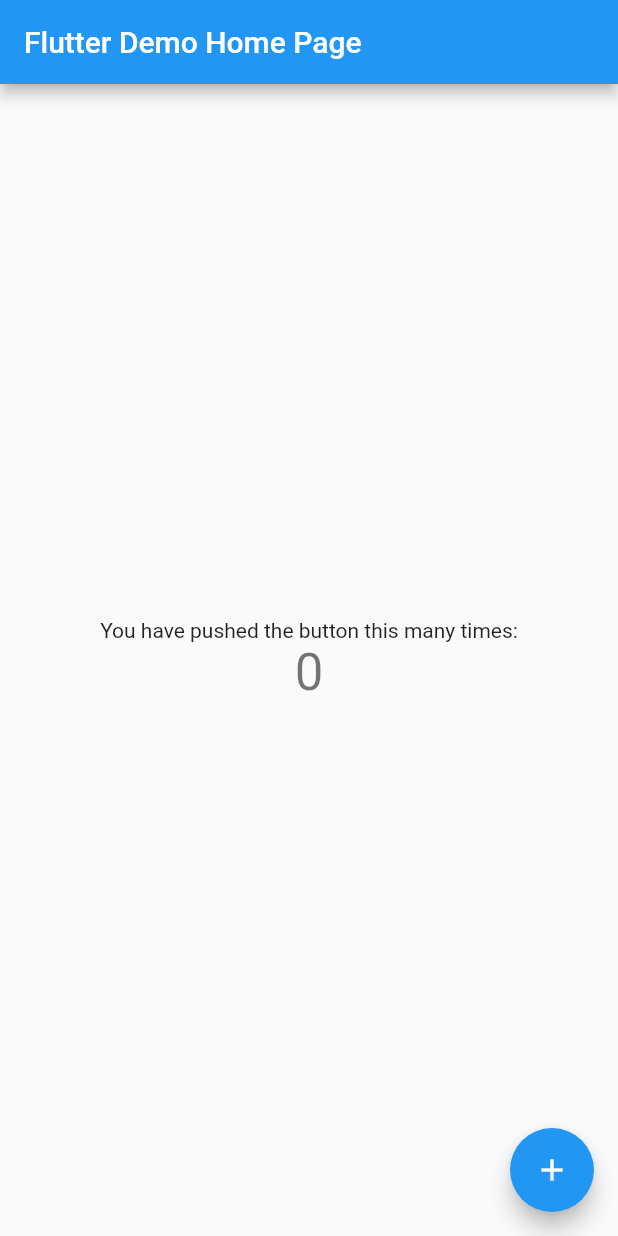
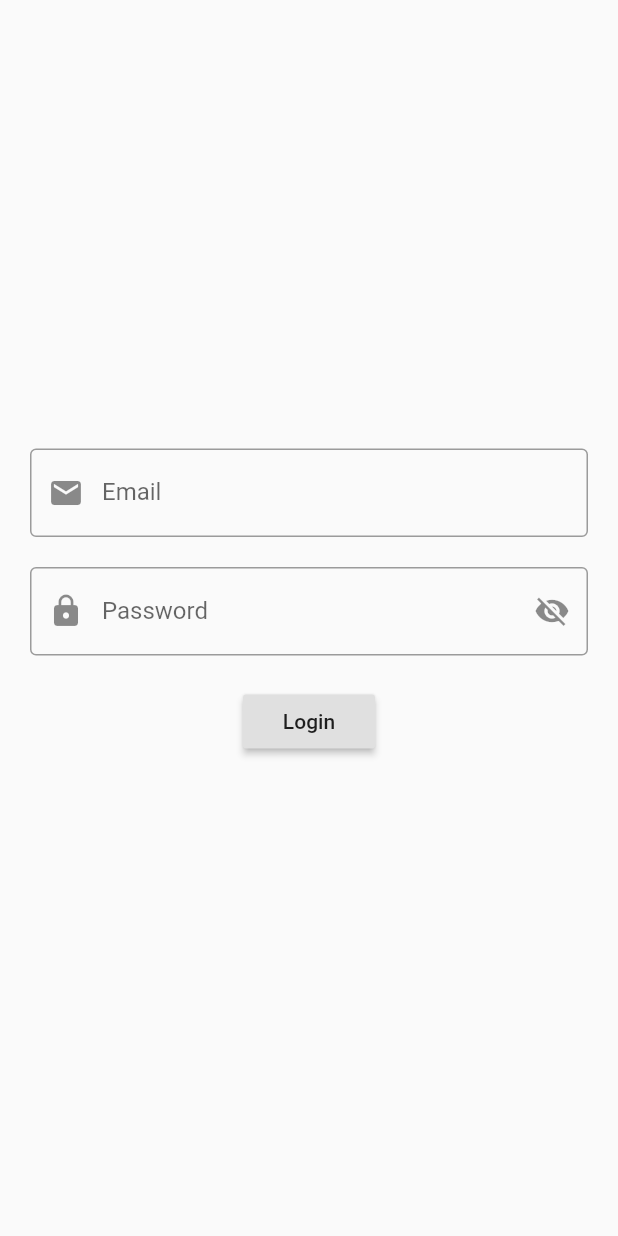
Before and after one commit to ECellNitrr/ECellApp2021, a Flutter app: the screen it shows after launch, on a phone screen of 412 x 824 dp. Run offline on Flutter 3.47's test engine with Material 2 defaults, Android fonts, the phone set to English and light mode, and no system bars; our stand-ins replace bloc, equatable, flutter_bloc, get_it, logger, shared_preferences.

Commit message:
Added:Login (Screen Cubit ) ,Util,Core,injection

```diff
--- /dev/null
+++ b/lib/core/res/errors.dart
@@ -0,0 +1,16 @@
+// Common Errors
+class NetworkError extends Error {}
+
+class UnknownError extends Error {}
+
+class ResponseException implements Exception {
+  final String message;
+
+  ResponseException(this.message);
+}
+
+class ValidationError extends Error {
+  final String description;
+
+  ValidationError(this.description);
+}
--- /dev/null
+++ b/lib/core/res/strings.dart
@@ -0,0 +1,31 @@
+class S {
+  S._();
+
+  /// Application name
+  static const String appName = "Ecellapp2021";
+
+  /// Teesco Application Access Token
+  static const String appAccessToken = "";
+
+  //! Add common strings here...
+
+  // urls
+  static const String baseUrl = ""; //Yet to specify
+  static const String loginUrl = baseUrl + "users/login/";
+  static const String registerUrl = baseUrl + "users/register/";
+
+  // api keys
+  static const String tokenKey = "token";
+  static const String passwordKey = "password";
+  static const String emailKey = "email";
+  static const String usernameKey = "username";
+  static const String nameKey = "name";
+  static const String institutionKey = "institution";
+  static const String countryCodeKey = "country_code";
+  static const String phoneKey = "phone";
+
+  // error strings
+  static const String networkError = "Couldn't register. Is the device online?";
+  static const String unknownError =
+      "Something went wrong. Please try again later.";
+}
--- /dev/null
+++ b/lib/core/util/log_wrapper.dart
@@ -0,0 +1,37 @@
+import 'package:meta/meta.dart';
+import 'package:logger/logger.dart';
+
+/// Wrapper for [Logger] class
+class Log {
+  static Logger _logger = Logger(
+    filter: null,
+    output: null,
+    printer: PrettyPrinter(printTime: true),
+  );
+
+  Log._();
+
+  /// Log a message of level {verbose}
+  static void v({@required String tag, @required String message}) =>
+      _logger.v("[$tag]: $message");
+
+  /// Log a message of level {debug}
+  static void d({@required String tag, @required String message}) =>
+      _logger.d("[$tag]: $message");
+
+  /// Log a message of level {info}
+  static void i({@required String tag, @required String message}) =>
+      _logger.i("[$tag]: $message");
+
+  /// Log a message of level {warning}
+  static void w({@required String tag, @required String message}) =>
+      _logger.w("[$tag]: $message");
+
+  /// Log a message of level {error}
+  static void e({@required String tag, @required String message}) =>
+      _logger.e("[$tag]: $message");
+
+  /// Log a message of level {severe}
+  static void s({@required String tag, @required String message}) =>
+      _logger.wtf("[$tag]: $message");
+}
--- a/lib/main.dart
+++ b/lib/main.dart
@@ -1,117 +1,39 @@
+import 'package:ecellapp/core/util/log_wrapper.dart';
+import 'package:ecellapp/injection_container.dart';
+import 'package:ecellapp/screens/login/cubit/login_cubit.dart';
+import 'package:ecellapp/screens/login/login_repository.dart';
 import 'package:flutter/material.dart';
+import 'package:flutter_bloc/flutter_bloc.dart';
+import 'package:shared_preferences/shared_preferences.dart';
 
-void main() {
-  runApp(MyApp());
+import 'core/res/strings.dart';
+import 'screens/login/login.dart';
+
+void main() async {
+  WidgetsFlutterBinding.ensureInitialized();
+
+  await init();
+
+  Log.i(
+    tag: "main()",
+    message: "Getit Initialization Done!\nRunning Application...",
+  );
+
+  runApp(EcellApp2021());
 }
 
-class MyApp extends StatelessWidget {
-  // This widget is the root of your application.
+class EcellApp2021 extends StatelessWidget {
+  final SharedPreferences sharedPreferences = sl.get<SharedPreferences>();
+
   @override
   Widget build(BuildContext context) {
+    String token = sharedPreferences.getString(S.tokenKey);
     return MaterialApp(
-      title: 'Flutter Demo',
-      theme: ThemeData(
-        // This is the theme of your application.
-        //
-        // Try running your application with "flutter run". You'll see the
-        // application has a blue toolbar. Then, without quitting the app, try
-        // changing the primarySwatch below to Colors.green and then invoke
-        // "hot reload" (press "r" in the console where you ran "flutter run",
-        // or simply save your changes to "hot reload" in a Flutter IDE).
-        // Notice that the counter didn't reset back to zero; the application
-        // is not restarted.
-        primarySwatch: Colors.blue,
-        // This makes the visual density adapt to the platform that you run
-        // the app on. For desktop platforms, the controls will be smaller and
-        // closer together (more dense) than on mobile platforms.
-        visualDensity: VisualDensity.adaptivePlatformDensity,
+      title: "EcellApp2021",
+      home: BlocProvider(
+        create: (context) => LoginCubit(FakeLoginRepository()),
+        child: LoginScreen(),
       ),
-      home: MyHomePage(title: 'Flutter Demo Home Page'),
     );
   }
 }
-
-class MyHomePage extends StatefulWidget {
-  MyHomePage({Key key, this.title}) : super(key: key);
-
-  // This widget is the home page of your application. It is stateful, meaning
-  // that it has a State object (defined below) that contains fields that affect
-  // how it looks.
-
-  // This class is the configuration for the state. It holds the values (in this
-  // case the title) provided by the parent (in this case the App widget) and
-  // used by the build method of the State. Fields in a Widget subclass are
-  // always marked "final".
-
-  final String title;
-
-  @override
-  _MyHomePageState createState() => _MyHomePageState();
-}
-
-class _MyHomePageState extends State<MyHomePage> {
-  int _counter = 0;
-
-  void _incrementCounter() {
-    setState(() {
-      // This call to setState tells the Flutter framework that something has
-      // changed in this State, which causes it to rerun the build method below
-      // so that the display can reflect the updated values. If we changed
-      // _counter without calling setState(), then the build method would not be
-      // called again, and so nothing would appear to happen.
-      _counter++;
-    });
-  }
-
-  @override
-  Widget build(BuildContext context) {
-    // This method is rerun every time setState is called, for instance as done
-    // by the _incrementCounter method above.
-    //
-    // The Flutter framework has been optimized to make rerunning build methods
-    // fast, so that you can just rebuild anything that needs updating rather
-    // than having to individually change instances of widgets.
-    return Scaffold(
-      appBar: AppBar(
-        // Here we take the value from the MyHomePage object that was created by
-        // the App.build method, and use it to set our appbar title.
-        title: Text(widget.title),
-      ),
-      body: Center(
-        // Center is a layout widget. It takes a single child and positions it
-        // in the middle of the parent.
-        child: Column(
-          // Column is also a layout widget. It takes a list of children and
-          // arranges them vertically. By default, it sizes itself to fit its
-          // children horizontally, and tries to be as tall as its parent.
-          //
-          // Invoke "debug painting" (press "p" in the console, choose the
-          // "Toggle Debug Paint" action from the Flutter Inspector in Android
-          // Studio, or the "Toggle Debug Paint" command in Visual Studio Code)
-          // to see the wireframe for each widget.
-          //
-          // Column has various properties to control how it sizes itself and
-          // how it positions its children. Here we use mainAxisAlignment to
-          // center the children vertically; the main axis here is the vertical
-          // axis because Columns are vertical (the cross axis would be
-          // horizontal).
-          mainAxisAlignment: MainAxisAlignment.center,
-          children: <Widget>[
-            Text(
-              'You have pushed the button this many times:',
-            ),
-            Text(
-              '$_counter',
-              style: Theme.of(context).textTheme.headline4,
-            ),
-          ],
-        ),
-      ),
-      floatingActionButton: FloatingActionButton(
-        onPressed: _incrementCounter,
-        tooltip: 'Increment',
-        child: Icon(Icons.add),
-      ), // This trailing comma makes auto-formatting nicer for build methods.
-    );
-  }
-}
--- /dev/null
+++ b/lib/screens/login/cubit/login_cubit.dart
@@ -0,0 +1,28 @@
+import 'package:bloc/bloc.dart';
+import 'package:ecellapp/core/res/errors.dart';
+import 'package:ecellapp/core/res/strings.dart';
+import 'package:ecellapp/core/util/log_wrapper.dart';
+import 'package:equatable/equatable.dart';
+
+import '../login_repository.dart';
+
+part 'login_state.dart';
+
+class LoginCubit extends Cubit<LoginState> {
+  final LoginRepository _loginRepository;
+  LoginCubit(this._loginRepository) : super(LoginInitial());
+
+  Future<void> login(String email, String password) async {
+    try {
+      emit(LoginLoading());
+      String token = await _loginRepository.login(email, password);
+      emit(LoginSuccess(token));
+    } on NetworkError {
+      emit(LoginError(S.networkError));
+    } on ValidationError catch (e) {
+      emit(LoginError(e.description));
+    } on ResponseException catch (e) {
+      emit(LoginError(e.message));
+    }
+  }
+}
--- /dev/null
+++ b/lib/screens/login/cubit/login_state.dart
@@ -0,0 +1,30 @@
+part of 'login_cubit.dart';
+
+abstract class LoginState extends Equatable {
+  const LoginState();
+
+  @override
+  List<Object> get props => [];
+}
+
+class LoginInitial extends LoginState {
+  const LoginInitial();
+}
+
+class LoginLoading extends LoginState {
+  const LoginLoading();
+}
+
+class LoginSuccess extends LoginState {
+  final String token;
+  const LoginSuccess(this.token);
+  @override
+  List<Object> get props => [token];
+}
+
+class LoginError extends LoginState {
+  final String message;
+  const LoginError(this.message);
+  @override
+  List<Object> get props => [message];
+}
--- /dev/null
+++ b/lib/screens/login/login.dart
@@ -0,0 +1,106 @@
+import 'package:ecellapp/core/res/strings.dart';
+import 'package:ecellapp/core/util/log_wrapper.dart';
+import 'package:ecellapp/screens/login/cubit/login_cubit.dart';
+import 'package:ecellapp/screens/login/widgets/email_field.dart';
+import 'package:ecellapp/screens/login/widgets/password_field.dart';
+import 'package:flutter/material.dart';
+import 'package:flutter_bloc/flutter_bloc.dart';
+import 'package:shared_preferences/shared_preferences.dart';
+
+import '../../injection_container.dart';
+
+class LoginScreen extends StatelessWidget {
+  final TextEditingController passwordController = TextEditingController();
+  final TextEditingController emailController = TextEditingController();
+  final _formKey = GlobalKey<FormState>();
+
+  @override
+  Widget build(BuildContext context) {
+    SharedPreferences sharedPreferences = sl.get<SharedPreferences>();
+    return Scaffold(
+      body: BlocConsumer<LoginCubit, LoginState>(
+        listener: (context, state) async {
+          if (state is LoginSuccess) {
+            Log.i(tag: "Login", message: "User Logged In ${state.token}");
+            await sharedPreferences.setString(S.tokenKey, state.token);
+            await Future.delayed(Duration(seconds: 1));
+            //TODO:: Navigator.pushReplacement(
+            //     context, MaterialPageRoute(builder: (context) => Home()));
+            Log.d(tag: "LOGIN_STAT", message: "SUCESS");
+          } else if (state is LoginError) {
+            Scaffold.of(context)
+                .showSnackBar(SnackBar(content: Text(state.message)));
+          }
+        },
+        builder: (context, state) {
+          if (state is LoginInitial) {
+            return _buildInitial(context);
+          } else if (state is LoginLoading) {
+            return _buildLoading();
+          } else if (state is LoginSuccess) {
+            return _buildSuccess(state.token);
+          } else {
+            return _buildInitial(context);
+          }
+        },
+      ),
+    );
+  }
+
+  Widget _buildInitial(BuildContext context) {
+    return Form(
+      key: _formKey,
+      child: Padding(
+        padding: EdgeInsets.symmetric(horizontal: 20.0),
+        child: Column(
+          mainAxisAlignment: MainAxisAlignment.center,
+          crossAxisAlignment: CrossAxisAlignment.center,
+          children: <Widget>[
+            Padding(
+              padding: EdgeInsets.only(bottom: 20.0),
+              child: EmailField(emailController),
+            ),
+            Padding(
+              padding: EdgeInsets.only(bottom: 20.0),
+              child: PasswordField(passwordController),
+            ),
+            Padding(
+              padding: EdgeInsets.only(bottom: 20.0),
+              child: RaisedButton(
+                onPressed: () => _login(context),
+                child: Text("Login"),
+              ),
+            ),
+          ],
+        ),
+      ),
+    );
+  }
+
+  Widget _buildLoading() {
+    return Center(
+      child: CircularProgressIndicator(),
+    );
+  }
+
+  Widget _buildSuccess(String token) {
+    return Center(
+      child: Column(
+        mainAxisSize: MainAxisSize.min,
+        children: <Widget>[
+          Icon(Icons.check_circle_outline),
+          Text(
+            "User Login Successful!",
+            textAlign: TextAlign.center,
+          ),
+        ],
+      ),
+    );
+  }
+
+  void _login(BuildContext context) {
+    final cubit = context.read<LoginCubit>();
+    if (_formKey.currentState.validate())
+      cubit.login(emailController.text, passwordController.text);
+  }
+}
--- /dev/null
+++ b/lib/screens/login/widgets/email_field.dart
@@ -0,0 +1,33 @@
+import 'package:flutter/material.dart';
+
+class EmailField extends StatelessWidget {
+  const EmailField(this.controller);
+  final TextEditingController controller;
+
+  @override
+  Widget build(BuildContext context) {
+    return Container(
+      child: TextFormField(
+        controller: controller,
+        keyboardType: TextInputType.emailAddress,
+        validator: _validateEmail,
+        decoration: InputDecoration(
+          prefixIcon: Icon(Icons.email),
+          border: OutlineInputBorder(),
+          hintText: "example@email.com",
+          labelText: "Email",
+        ),
+      ),
+    );
+  }
+
+  String _validateEmail(String email) {
+    RegExp emailRegx = RegExp(
+        r"^[a-zA-Z0-9.a-zA-Z0-9.!#$%&'*+-/=?^_`{|}~]+@[a-zA-Z0-9]+\.[a-zA-Z]+");
+
+    if (email.isEmpty || !emailRegx.hasMatch(email)) {
+      return "Please enter a valid email";
+    }
+    return null;
+  }
+}
--- /dev/null
+++ b/lib/screens/login/widgets/password_field.dart
@@ -0,0 +1,49 @@
+import 'package:flutter/material.dart';
+
+class PasswordField extends StatefulWidget {
+  const PasswordField(this.controller);
+  final TextEditingController controller;
+  @override
+  _PasswordFieldState createState() => _PasswordFieldState();
+}
+
+class _PasswordFieldState extends State<PasswordField> {
+  bool _passwordVisible;
+
+  @override
+  void initState() {
+    super.initState();
+    _passwordVisible = false;
+  }
+
+  @override
+  Widget build(BuildContext context) {
+    return Container(
+      child: TextFormField(
+        controller: widget.controller,
+        validator: _validatePassword,
+        obscureText: !_passwordVisible,
+        decoration: InputDecoration(
+          prefixIcon: Icon(Icons.lock),
+          suffixIcon: IconButton(
+            icon: _passwordVisible
+                ? Icon(Icons.visibility)
+                : Icon(Icons.visibility_off),
+            onPressed: _togglePasswordVisibility,
+          ),
+          border: OutlineInputBorder(),
+          hintText: "p@ssw0rd",
+          labelText: "Password",
+        ),
+      ),
+    );
+  }
+
+  String _validatePassword(String password) {
+    if (password.isEmpty) return "Please enter password";
+    return null;
+  }
+
+  void _togglePasswordVisibility() =>
+      setState(() => _passwordVisible = !_passwordVisible);
+}
```
Also changed, not shown: lib/injection_container.dart (added, +17 -0 lines), lib/screens/login/login_repository.dart (added, +77 -0 lines), pubspec.yaml (+8 -55 lines), pubspec.lock.
